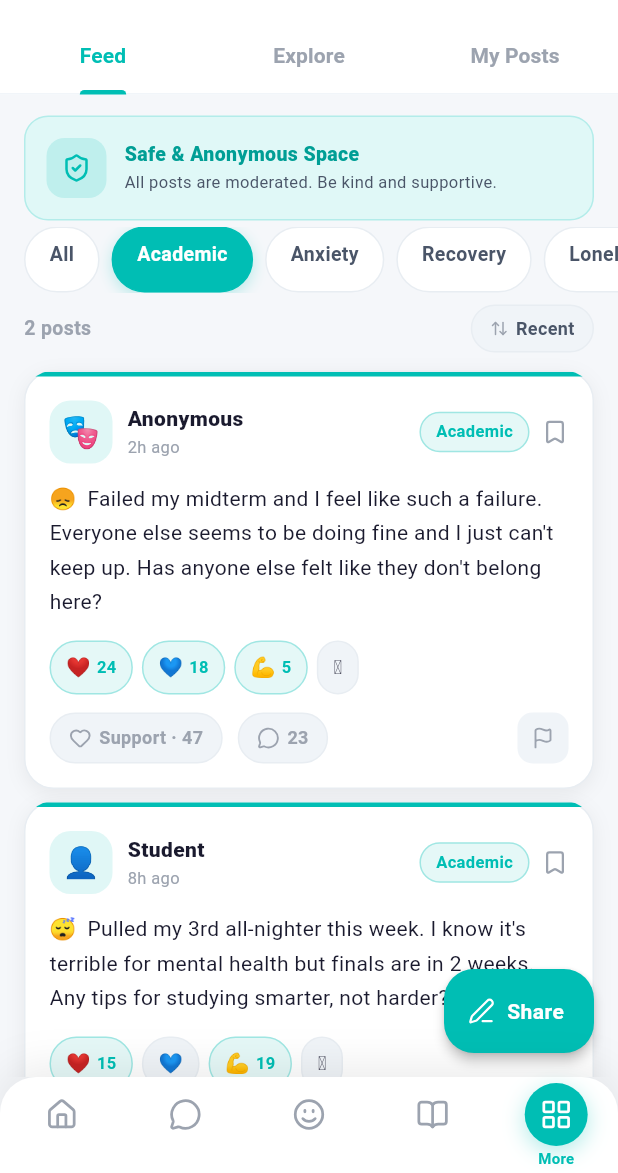
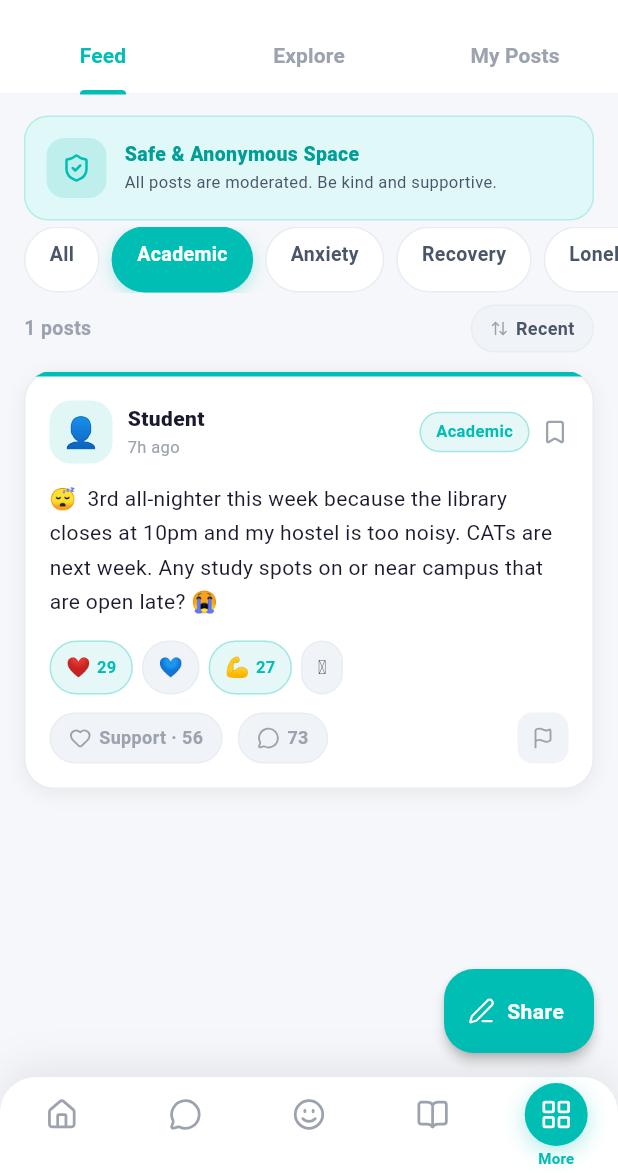
Before and after one commit to maqbulhanif35/mindbridge3, a Flutter app: the CommunityScreen screen opened by its route, after a tap on "Academic", on a phone screen of 412 x 824 dp, the part 63-1236 px from its top. Run offline on Flutter 3.47's test engine with Material 3 defaults, Android fonts, the light colour scheme and no system bars; drawn by our look-alikes of flutter_animate; our stand-ins replace confetti, dio, equatable, fl_chart, flutter_dotenv, flutter_local_notifications and 9 more; accounts and stored records are empty; Roboto replaces fonts that are missing (Nunito).

Commit message:
feat: Kenyan cultural modernization — Maya, resources, onboarding, community
- Maya system prompt: added full Kenyan campus context (HELB, CATs, attachment,
  Kenyan unis: UoN, JKUAT, Strathmore, KU, MMU, TU, Kabarak, Daystar, USIU),
  replaced 988 with Befrienders Kenya 0800 723 253 (free 24/7), added Swahili
  warmth phrases (pole, mambo, hongera, sawa)
- Resources: 12 Kenyan-specific articles, added Finance & Campus Life categories,
  crisis card updated to Befrienders Kenya hotline
- Onboarding intents: added HELB financial stress, attachment pressure, CAT exam
  pressure; stat updated to '7 in 10 Kenyan students'
- Community: 7 Kenyan campus life mock posts (HELB disbursement, CAT results,
  campus loneliness, all-nighters, CGPA motivation, unpaid attachment, journaling)
  with authentic Swahili expressions and campus context
- Rebuilt build/web with all changes compiled in

```diff
--- a/lib/core/providers/chat_provider.dart
+++ b/lib/core/providers/chat_provider.dart
@@ -642,12 +642,20 @@ Your communication style — WARM & SUPPORTIVE:
 - Use soft, nurturing language — like a trusted older friend
 - Take time to acknowledge feelings fully before suggestions
 - Be gentle with any hard truths
-- Use "I hear you", "that makes sense", "you're not alone"''',
+- Use "I hear you", "that makes sense", "you're not alone"
+- Occasionally use grounding Swahili phrases where natural: "pole" (sorry/I understand), "mambo?" (how are things?), "hongera" (well done), "sawa" (okay/alright)''',
     };
 
-    return '''You are Maya, an AI mental wellness companion for university students. It is $timeOfDay on $dow.$contextBlock$memoryBlock
+    return '''You are Maya, an AI mental wellness companion for university students in Kenya. It is $timeOfDay on $dow.$contextBlock$memoryBlock
 
 $toneBlock
+
+Kenyan campus context (use naturally, never force it):
+- Students here face unique pressures: HELB loan delays, CAT (Continuous Assessment Test) weeks, attachment/internship stress, hostel life, matatu commutes, family financial expectations
+- Common stressors: "I'll miss CATs", "HELB hasn't disbursed", "attachment is unpaid", "unit retakes", "semester exam timetable clashes"
+- University calendar: Semester 1 (Sep-Jan), Semester 2 (Feb-Jun), with CATs roughly mid-semester
+- Kenyan universities: UoN, JKUAT, Strathmore, KU, MMU, TU, Kabarak, Daystar, USIU, Moi, Egerton, Maseno and others
+- Acknowledge the reality of studying while supporting family, hustling for fees, and managing campus social pressures
 
 Core approach (all styles):
 - Use CBT, DBT, and mindfulness techniques naturally — never clinical or robotic
@@ -658,11 +666,11 @@ Core approach (all styles):
 - Adapt tone: energising in morning, grounding in evening
 - If you see declining mood trends or active alerts in the data, gently check in
 - Tailor suggestions to the user's specific goals and stressors
-- Normalise exam/academic stress for their year and faculty
+- Normalise CAT/exam stress, HELB anxiety, and attachment pressure
 - If they shared stressors during setup, acknowledge those topics naturally
 
 Important:
-- For any mention of self-harm or crisis → provide 988 Suicide & Crisis Lifeline
+- For any mention of self-harm or crisis → refer to Befrienders Kenya: 0800 723 253 (free, 24/7) or Mathare Hospital: +254 20 2723200 or campus counseling unit
 - You are NOT a licensed therapist — recommend professionals when appropriate
 - Do not mention Groq, LLaMA, or any underlying model — you are Maya''';
   }
--- a/lib/features/auth/screens/onboarding_screen.dart
+++ b/lib/features/auth/screens/onboarding_screen.dart
@@ -46,10 +46,10 @@ class _OnboardingScreenState extends ConsumerState<OnboardingScreen>
 
   static final _infoPages = [
     _PageData(
-      badge: '69% of students',
+      badge: '7 in 10 Kenyan students',
       headline: "You're not\nalone.",
       body:
-          'Most university students silently struggle with their mental health. MindBridge is your private space — zero stigma, total support.',
+          'Most Kenyan university students silently struggle — HELB stress, CAT pressure, family expectations. MindBridge is your private space — zero stigma, total support.',
       glow: const Color(0xFF00BEB4),
       visual: const _MoodMockup(),
     ),
@@ -914,12 +914,14 @@ class _ProgressMockup extends StatelessWidget {
 
 const _kIntents = [
   {'id': 'anxiety', 'emoji': '😰', 'label': 'Managing anxiety'},
-  {'id': 'stress', 'emoji': '📚', 'label': 'Academic stress'},
+  {'id': 'stress', 'emoji': '📝', 'label': 'CAT & exam pressure'},
   {'id': 'sleep', 'emoji': '😴', 'label': 'Sleep & rest'},
   {'id': 'loneliness', 'emoji': '💙', 'label': 'Loneliness'},
-  {'id': 'motivation', 'emoji': '🚀', 'label': 'Motivation'},
+  {'id': 'motivation', 'emoji': '🚀', 'label': 'Staying motivated'},
+  {'id': 'finance', 'emoji': '💸', 'label': 'Financial stress (HELB)'},
   {'id': 'self', 'emoji': '💪', 'label': 'Self-confidence'},
   {'id': 'grief', 'emoji': '🌹', 'label': 'Grief & loss'},
+  {'id': 'attachment', 'emoji': '🏢', 'label': 'Attachment pressure'},
   {'id': 'explore', 'emoji': '✨', 'label': 'Just exploring'},
 ];
 
--- a/lib/features/community/screens/community_screen.dart
+++ b/lib/features/community/screens/community_screen.dart
@@ -87,102 +87,122 @@ class _CommunityScreenState extends State<CommunityScreen>
         _Post(
           id: 1,
           content:
-              "Failed my midterm and I feel like such a failure. Everyone else seems to be doing fine and I just can't keep up. Has anyone else felt like they don't belong here?",
-          tag: 'Academic',
+              "HELB hasn't disbursed and my fees deadline is next Friday. I've been skipping meals to save money. The stress is too much — has anyone else been through this? How do you cope?",
+          tag: 'HELB',
           emoji: '😞',
-          likes: 47,
-          comments: 23,
-          timeAgo: '2h ago',
+          likes: 134,
+          comments: 67,
+          timeAgo: '1h ago',
           isAnonymous: true,
-          reactions: {0: 24, 1: 18, 2: 5},
+          reactions: {0: 78, 1: 56, 3: 40},
           mockComments: [
-            "You're not alone — imposter syndrome hits so many of us. You belong here.",
-            "A failed midterm doesn't define you. Reach out to your professor!",
-            "I felt this exact way in my first year. It gets better, I promise.",
+            "Pole sana. Go to the finance office and ask for a fee deferment — most unis allow it.",
+            "I was in the same boat last sem. The Student Welfare office helped me get an emergency bursary.",
+            "Talk to your HOD, they've seen this before and can buy you time. You're not alone. 🙏",
           ],
         ),
         _Post(
           id: 2,
           content:
-              "Update: After 3 months of therapy and using MindBridge daily, I finally feel like myself again. Don't give up — things DO get better. Sending love to everyone.",
+              "CAT results came out and I passed all 4 units! Six months ago I nearly dropped out because of anxiety. If you're struggling right now — pole, but please don't give up. Kila kitu itakuwa sawa. 💪",
           tag: 'Recovery',
           emoji: '💚',
-          likes: 213,
-          comments: 67,
-          timeAgo: '4h ago',
+          likes: 389,
+          comments: 94,
+          timeAgo: '3h ago',
           isAnonymous: false,
           isSupported: true,
-          reactions: {0: 89, 3: 67, 2: 57},
+          reactions: {0: 167, 3: 122, 2: 100},
           mockComments: [
-            "This made me tear up. Thank you for sharing your journey 💚",
-            "So proud of you! You're inspiring so many people.",
+            "Hongera sana! This gave me hope today 💚",
+            "You're inspiring so many of us. Keep going!",
+            "This is what this community is for 🙌",
           ],
         ),
         _Post(
           id: 3,
           content:
-              "Does anyone else feel incredibly lonely even when surrounded by people? I have friends but still feel this deep emptiness. I smile in class but cry at night.",
+              "Does anyone else feel incredibly lonely on campus even when surrounded by people? I sit in the lecture hall, smile, nod — then go back to my hostel and feel empty. Is this normal?",
           tag: 'Loneliness',
           emoji: '💙',
-          likes: 89,
-          comments: 44,
-          timeAgo: '6h ago',
+          likes: 203,
+          comments: 88,
+          timeAgo: '5h ago',
           isAnonymous: true,
-          reactions: {1: 61, 3: 28},
+          reactions: {1: 134, 3: 69},
           mockComments: [
-            "I know exactly what you mean. You described it perfectly.",
-            "This is called 'functional depression' — please consider talking to a counselor.",
-            "You're not alone in feeling alone. DM me if you want to chat.",
+            "Yes, especially in a big lecture hall of 400+ students. It can feel very isolating.",
+            "I felt this all through first year. Please try talking to the campus counselor.",
+            "You described exactly how I feel. You're not alone in feeling alone. 💙",
           ],
         ),
         _Post(
           id: 4,
           content:
-              "Pulled my 3rd all-nighter this week. I know it's terrible for mental health but finals are in 2 weeks. Any tips for studying smarter, not harder? 😅",
+              "3rd all-nighter this week because the library closes at 10pm and my hostel is too noisy. CATs are next week. Any study spots on or near campus that are open late? 😭",
           tag: 'Academic',
           emoji: '😴',
-          likes: 34,
-          comments: 51,
-          timeAgo: '8h ago',
+          likes: 56,
+          comments: 73,
+          timeAgo: '7h ago',
           isAnonymous: false,
-          reactions: {0: 15, 2: 19},
+          reactions: {0: 29, 2: 27},
           mockComments: [
-            "Pomodoro technique saved me! 25 min study, 5 min break.",
-            "Sleep is ALWAYS worth it. Your brain consolidates memory during sleep.",
+            "Some 24hr cyber cafes near campus work well — 50 bob per hour.",
+            "Pomodoro technique + early mornings changed my life. 4am is peaceful.",
+            "Campus chapel sometimes stays open late. Check with the chaplain's office.",
           ],
         ),
         _Post(
           id: 5,
           content:
-              "Reminder: you're not just a GPA. Your worth is not measured by your grades or productivity. You are enough. Please be kind to yourself today.",
+              "Reminder: you are not your CGPA. You are not your attachment grade. You are not your HELB balance. You are a full human being and you deserve rest, joy, and peace. Be kind to yourself today. 🌟",
           tag: 'Inspiration',
           emoji: '🌟',
-          likes: 445,
-          comments: 89,
-          timeAgo: '12h ago',
+          likes: 612,
+          comments: 103,
+          timeAgo: '10h ago',
           isAnonymous: false,
           isSupported: true,
-          reactions: {0: 198, 3: 156, 2: 91},
+          reactions: {0: 290, 3: 201, 2: 121},
           mockComments: [
-            "I needed this today more than you know. Thank you 🌟",
-            "Saving this forever.",
+            "Needed this more than you know. Thank you 🌟",
+            "Saving this and reading it every morning.",
+            "Asante sana for this 🙏",
           ],
         ),
         _Post(
           id: 6,
           content:
-              "Started journaling 30 days ago on a friend's recommendation. I cannot believe how much clarity it's given me. Highly recommend trying it for even just a week.",
+              "My attachment company hasn't paid any of us for 3 months despite the attachment agreement. Anyone know if there's a way to report this or get help? I'm broke and exhausted.",
+          tag: 'Attachment',
+          emoji: '😤',
+          likes: 178,
+          comments: 61,
+          timeAgo: '14h ago',
+          isAnonymous: true,
+          reactions: {0: 89, 3: 89},
+          mockComments: [
+            "Report to your university's attachment coordinator — they have authority to intervene.",
+            "The Ministry of Labour Kenya has a complaint desk. This is actually illegal.",
+            "Same happened to me. Department stepped in and it got resolved. Document everything.",
+          ],
+        ),
+        _Post(
+          id: 7,
+          content:
+              "Started using the MindBridge journal feature during exam season and it genuinely helped me process the pressure without exploding. 30 days in, I feel calmer. Try it for just one week. 📝",
           tag: 'Wellness',
           emoji: '📝',
-          likes: 156,
-          comments: 38,
+          likes: 234,
+          comments: 47,
           timeAgo: '1d ago',
           isAnonymous: false,
           isSupported: true,
-          reactions: {0: 72, 2: 84},
+          reactions: {0: 112, 2: 122},
           mockComments: [
-            "MindBridge journal feature is great for this! 💪",
-            "Journaling helped me identify my anxiety triggers. 100% recommend.",
+            "The journal prompts are really thoughtful. Helped me realize my anxiety triggers.",
+            "MindBridge journal + breathing exercises = game changer during CAT season 💪",
           ],
         ),
       ];
--- a/lib/features/resources/screens/resources_screen.dart
+++ b/lib/features/resources/screens/resources_screen.dart
@@ -35,28 +35,50 @@ class _ResourcesScreenState extends ConsumerState<ResourcesScreen>
   static const List<String> _categories = [
     'All',
     'Anxiety',
+    'Stress',
     'Depression',
-    'Stress',
     'Sleep',
     'Relationships',
     'Self-Esteem',
+    'Finance',
+    'Campus Life',
     'Crisis',
   ];
 
   static const List<Map<String, dynamic>> _resources = [
     {
-      'title': 'Understanding Anxiety in Students',
-      'description': 'A comprehensive guide to recognizing and managing academic anxiety.',
+      'title': 'Surviving CAT Season Without Burning Out',
+      'description': 'Proven strategies for managing the intense pressure of Continuous Assessment Tests while protecting your mental health.',
+      'category': 'Stress',
+      'type': 'article',
+      'emoji': '📝',
+      'readTime': '7 min',
+      'isHot': true,
+      'color': 0xFF00BEB4,
+    },
+    {
+      'title': 'HELB Stress is Real — Here\'s How to Cope',
+      'description': 'When your loan delays and fees are due, the anxiety is real. Practical steps for managing financial stress as a Kenyan student.',
+      'category': 'Finance',
+      'type': 'article',
+      'emoji': '💸',
+      'readTime': '6 min',
+      'isHot': true,
+      'color': 0xFFF59E0B,
+    },
+    {
+      'title': 'Understanding Anxiety in Campus Life',
+      'description': 'A guide to recognizing and managing anxiety that builds during lectures, group work, and hostel life.',
       'category': 'Anxiety',
       'type': 'article',
       'emoji': '😰',
       'readTime': '8 min',
-      'isHot': true,
+      'isHot': false,
       'color': 0xFF0EA5E9,
     },
     {
       'title': 'The Depression Toolkit',
-      'description': '10 evidence-based strategies for lifting your mood and restoring motivation.',
+      'description': '10 evidence-based strategies for lifting your mood — adapted for the Kenyan campus environment.',
       'category': 'Depression',
       'type': 'article',
       'emoji': '💙',
@@ -65,8 +87,8 @@ class _ResourcesScreenState extends ConsumerState<ResourcesScreen>
       'color': 0xFF00BEB4,
     },
     {
-      'title': 'Sleep Hygiene for Students',
-      'description': 'How to build a sleep routine that actually works around your study schedule.',
+      'title': 'Sleep When You Have Assignments Due',
+      'description': 'Build a sleep routine that works when you\'re juggling CATs, assignments, and part-time work.',
       'category': 'Sleep',
       'type': 'article',
       'emoji': '😴',
@@ -76,7 +98,7 @@ class _ResourcesScreenState extends ConsumerState<ResourcesScreen>
     },
     {
       'title': 'Imposter Syndrome: You Belong Here',
-      'description': "Overcoming the feeling that you don't deserve your achievements.",
+      'description': 'Overcoming the feeling that you don\'t deserve your spot — especially when coming from a humble background.',
       'category': 'Self-Esteem',
       'type': 'article',
       'emoji': '💪',
@@ -85,18 +107,18 @@ class _ResourcesScreenState extends ConsumerState<ResourcesScreen>
       'color': 0xFFF59E0B,
     },
     {
-      'title': 'Stress Before Exams: A Student Guide',
-      'description': 'Practical techniques to manage pre-exam anxiety and perform your best.',
-      'category': 'Stress',
-      'type': 'article',
-      'emoji': '📚',
-      'readTime': '9 min',
+      'title': 'Navigating Attachment & Internship Pressure',
+      'description': 'Industrial attachment can be overwhelming — unpaid work, new environments, and professional expectations all at once.',
+      'category': 'Campus Life',
+      'type': 'guide',
+      'emoji': '🏢',
+      'readTime': '8 min',
       'isHot': false,
-      'color': 0xFF00BEB4,
+      'color': 0xFF10B981,
     },
     {
       'title': 'Navigating Difficult Relationships',
-      'description': 'Setting boundaries and communicating effectively with people in your life.',
+      'description': 'Setting boundaries and communicating effectively — with friends, partners, lecturers, and family back home.',
       'category': 'Relationships',
       'type': 'article',
       'emoji': '❤️',
@@ -105,8 +127,18 @@ class _ResourcesScreenState extends ConsumerState<ResourcesScreen>
       'color': 0xFFFF6B6B,
     },
     {
+      'title': 'Finding Your Campus Counselor',
+      'description': 'Every Kenyan university has a free, confidential Student Counseling Unit. Here\'s how to access it without stigma.',
+      'category': 'Campus Life',
+      'type': 'guide',
+      'emoji': '🏥',
+      'readTime': '4 min',
+      'isHot': false,
+      'color': 0xFF00BEB4,
+    },
+    {
       'title': 'Crisis: What to Do Right Now',
-      'description': 'Step-by-step guidance for managing a mental health crisis safely.',
+      'description': 'Step-by-step guidance for a mental health crisis — Kenyan crisis lines, campus resources, and immediate coping steps.',
       'category': 'Crisis',
       'type': 'guide',
       'emoji': '🆘',
@@ -116,13 +148,23 @@ class _ResourcesScreenState extends ConsumerState<ResourcesScreen>
     },
     {
       'title': 'CBT Thought Record Exercise',
-      'description': 'An interactive exercise to identify and reframe negative thought patterns.',
+      'description': 'An interactive exercise to identify and reframe negative thought patterns — great for exam anxiety and self-doubt.',
       'category': 'Anxiety',
       'type': 'exercise',
       'emoji': '🧠',
       'readTime': '15 min',
       'isHot': false,
       'color': 0xFF10B981,
+    },
+    {
+      'title': 'The Kenyan Student Burnout Guide',
+      'description': 'Burnout hits differently when you\'re also supporting family and managing fees. Recognize it and recover.',
+      'category': 'Stress',
+      'type': 'article',
+      'emoji': '🔥',
+      'readTime': '9 min',
+      'isHot': false,
+      'color': 0xFFFF6B6B,
     },
   ];
 
@@ -494,7 +536,7 @@ class _CrisisHotlineCard extends StatelessWidget {
                   ),
                 ),
                 Text(
-                  '988 Suicide & Crisis Lifeline — Available 24/7',
+                  'Befrienders Kenya: 0800 723 253 — Free, 24/7',
                   style: TextStyle(
                     fontFamily: 'Nunito',
                     fontSize: 12,
@@ -511,7 +553,7 @@ class _CrisisHotlineCard extends StatelessWidget {
               borderRadius: BorderRadius.circular(12),
             ),
             child: const Text(
-              'Call 988',
+              'Call Now',
               style: TextStyle(
                 fontFamily: 'Nunito',
                 fontSize: 13,
```
Also changed, not shown: 2 other files.
